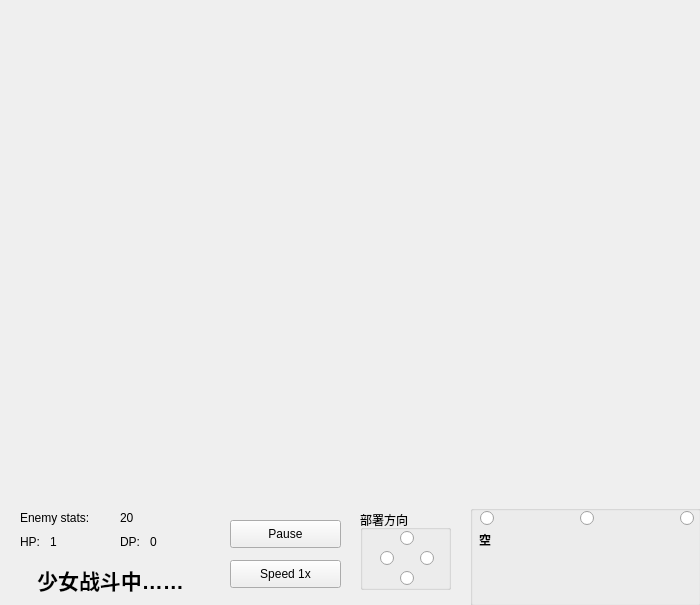
Before: the Qt Designer form map.ui in Heart-tide/proj-arknights, drawn with Qt 5.
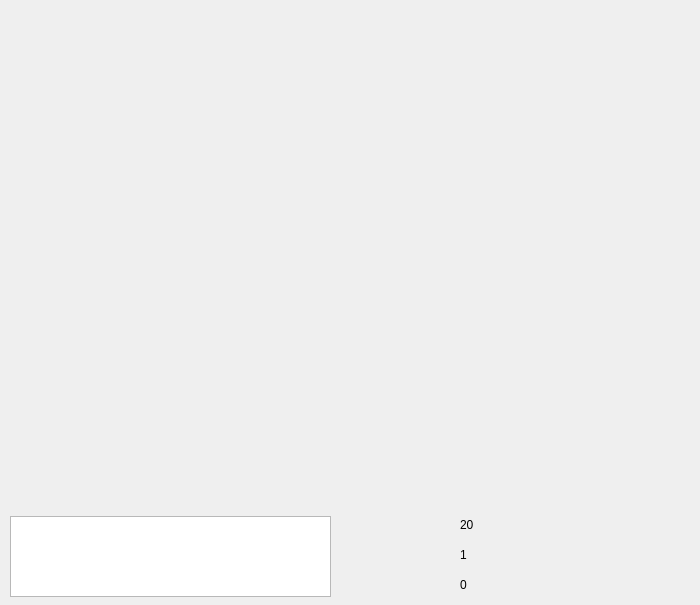
After: the same form once the commit is applied. Icons and pictures are not drawn.

What changed in the file:
```diff
--- a/map.ui
+++ b/map.ui
@@ -13,258 +13,101 @@
   <property name="windowTitle">
    <string>Form</string>
   </property>
-  <widget class="QLabel" name="photo_kroos">
-   <property name="geometry">
-    <rect>
-     <x>600</x>
-     <y>505</y>
-     <width>100</width>
-     <height>100</height>
-    </rect>
-   </property>
-   <property name="styleSheet">
-    <string notr="true">image: url(:/res/photo/Irene.png);</string>
-   </property>
-   <property name="text">
-    <string/>
-   </property>
-  </widget>
-  <widget class="QLabel" name="photo_irene">
-   <property name="geometry">
-    <rect>
-     <x>500</x>
-     <y>505</y>
-     <width>100</width>
-     <height>100</height>
-    </rect>
-   </property>
-   <property name="styleSheet">
-    <string notr="true">image: url(:/res/photo/Kroos.png);</string>
-   </property>
-   <property name="text">
-    <string/>
-   </property>
-  </widget>
-  <widget class="QGroupBox" name="groupBox">
-   <property name="geometry">
-    <rect>
-     <x>470</x>
-     <y>505</y>
-     <width>231</width>
-     <height>101</height>
-    </rect>
-   </property>
-   <property name="title">
-    <string/>
-   </property>
-   <widget class="QRadioButton" name="button_irene">
-    <property name="geometry">
-     <rect>
-      <x>210</x>
-      <y>5</y>
-      <width>16</width>
-      <height>16</height>
-     </rect>
-    </property>
-    <property name="text">
-     <string/>
-    </property>
-   </widget>
-   <widget class="QRadioButton" name="button_kroos">
-    <property name="geometry">
-     <rect>
-      <x>110</x>
-      <y>5</y>
-      <width>16</width>
-      <height>16</height>
-     </rect>
-    </property>
-    <property name="text">
-     <string/>
-    </property>
-   </widget>
-   <widget class="QRadioButton" name="button_empty">
-    <property name="geometry">
-     <rect>
-      <x>10</x>
-      <y>5</y>
-      <width>16</width>
-      <height>16</height>
-     </rect>
-    </property>
-    <property name="text">
-     <string/>
-    </property>
-   </widget>
-   <widget class="QLabel" name="label">
-    <property name="geometry">
-     <rect>
-      <x>5</x>
-      <y>20</y>
-      <width>20</width>
-      <height>30</height>
-     </rect>
-    </property>
-    <property name="text">
-     <string>&lt;html&gt;&lt;head/&gt;&lt;body&gt;&lt;p align=&quot;center&quot;&gt;&lt;span style=&quot; font-weight:600;&quot;&gt;空&lt;/span&gt;&lt;/p&gt;&lt;/body&gt;&lt;/html&gt;</string>
-    </property>
-   </widget>
-  </widget>
-  <widget class="QGroupBox" name="groupBox_2">
-   <property name="geometry">
-    <rect>
-     <x>360</x>
-     <y>510</y>
-     <width>91</width>
-     <height>80</height>
-    </rect>
-   </property>
-   <property name="title">
-    <string>部署方向</string>
-   </property>
-   <widget class="QRadioButton" name="button_right">
-    <property name="geometry">
-     <rect>
-      <x>60</x>
-      <y>40</y>
-      <width>16</width>
-      <height>16</height>
-     </rect>
-    </property>
-    <property name="text">
-     <string/>
-    </property>
-   </widget>
-   <widget class="QRadioButton" name="button_left">
-    <property name="geometry">
-     <rect>
-      <x>20</x>
-      <y>40</y>
-      <width>16</width>
-      <height>16</height>
-     </rect>
-    </property>
-    <property name="text">
-     <string/>
-    </property>
-   </widget>
-   <widget class="QRadioButton" name="button_down">
-    <property name="geometry">
-     <rect>
-      <x>40</x>
-      <y>60</y>
-      <width>16</width>
-      <height>16</height>
-     </rect>
-    </property>
-    <property name="text">
-     <string/>
-    </property>
-   </widget>
-   <widget class="QRadioButton" name="button_up">
-    <property name="geometry">
-     <rect>
-      <x>40</x>
-      <y>20</y>
-      <width>16</width>
-      <height>16</height>
-     </rect>
-    </property>
-    <property name="text">
-     <string/>
-    </property>
-   </widget>
-  </widget>
-  <widget class="QLabel" name="label_state">
-   <property name="geometry">
-    <rect>
-     <x>10</x>
-     <y>560</y>
-     <width>201</width>
-     <height>41</height>
-    </rect>
-   </property>
-   <property name="text">
-    <string>&lt;html&gt;&lt;head/&gt;&lt;body&gt;&lt;p align=&quot;center&quot;&gt;&lt;span style=&quot; font-size:16pt; font-weight:600;&quot;&gt;少女战斗中……&lt;/span&gt;&lt;/p&gt;&lt;/body&gt;&lt;/html&gt;</string>
-   </property>
-  </widget>
   <widget class="QPushButton" name="push_pause">
    <property name="geometry">
     <rect>
-     <x>230</x>
-     <y>520</y>
-     <width>111</width>
-     <height>28</height>
+     <x>360</x>
+     <y>510</y>
+     <width>41</width>
+     <height>41</height>
     </rect>
    </property>
+   <property name="styleSheet">
+    <string notr="true">image: url(:/res/photo/stop.png);</string>
+   </property>
    <property name="text">
-    <string>Pause</string>
+    <string/>
    </property>
    <property name="autoDefault">
     <bool>false</bool>
    </property>
    <property name="flat">
-    <bool>false</bool>
+    <bool>true</bool>
    </property>
   </widget>
   <widget class="QLabel" name="label_3">
    <property name="geometry">
     <rect>
-     <x>20</x>
+     <x>420</x>
      <y>510</y>
-     <width>100</width>
-     <height>16</height>
+     <width>31</width>
+     <height>31</height>
     </rect>
    </property>
+   <property name="styleSheet">
+    <string notr="true">image: url(:/res/photo/enemy_stats.png);</string>
+   </property>
    <property name="text">
-    <string>Enemy stats:</string>
+    <string/>
    </property>
   </widget>
   <widget class="QLabel" name="label_4">
    <property name="geometry">
     <rect>
-     <x>20</x>
-     <y>534</y>
+     <x>420</x>
+     <y>540</y>
      <width>31</width>
-     <height>16</height>
+     <height>31</height>
     </rect>
    </property>
+   <property name="styleSheet">
+    <string notr="true">image: url(:/res/photo/hp.png);</string>
+   </property>
    <property name="text">
-    <string>HP:</string>
+    <string/>
    </property>
   </widget>
   <widget class="QPushButton" name="push_speed">
    <property name="geometry">
     <rect>
-     <x>230</x>
+     <x>360</x>
      <y>560</y>
-     <width>111</width>
-     <height>28</height>
+     <width>41</width>
+     <height>41</height>
     </rect>
    </property>
+   <property name="styleSheet">
+    <string notr="true">image: url(:/res/photo/speed_1x.png);</string>
+   </property>
    <property name="text">
-    <string>Speed 1x</string>
+    <string/>
+   </property>
+   <property name="flat">
+    <bool>true</bool>
    </property>
   </widget>
   <widget class="QLabel" name="label_5">
    <property name="geometry">
     <rect>
-     <x>120</x>
-     <y>534</y>
-     <width>31</width>
-     <height>16</height>
+     <x>425</x>
+     <y>575</y>
+     <width>21</width>
+     <height>21</height>
     </rect>
    </property>
+   <property name="styleSheet">
+    <string notr="true">image: url(:/res/photo/dp.png);</string>
+   </property>
    <property name="text">
-    <string>DP:</string>
+    <string/>
    </property>
   </widget>
   <widget class="QLabel" name="label_enemy_stats">
    <property name="geometry">
     <rect>
-     <x>120</x>
-     <y>510</y>
-     <width>81</width>
+     <x>460</x>
+     <y>517</y>
+     <width>31</width>
      <height>16</height>
     </rect>
    </property>
@@ -275,9 +118,9 @@
   <widget class="QLabel" name="label_hp">
    <property name="geometry">
     <rect>
-     <x>50</x>
-     <y>534</y>
-     <width>61</width>
+     <x>460</x>
+     <y>547</y>
+     <width>31</width>
      <height>16</height>
     </rect>
    </property>
@@ -288,9 +131,9 @@
   <widget class="QLabel" name="label_dp">
    <property name="geometry">
     <rect>
-     <x>150</x>
-     <y>534</y>
-     <width>51</width>
+     <x>460</x>
+     <y>577</y>
+     <width>31</width>
      <height>16</height>
     </rect>
    </property>
@@ -298,6 +141,66 @@
     <string>0</string>
    </property>
   </widget>
+  <widget class="QPushButton" name="photo_irene">
+   <property name="geometry">
+    <rect>
+     <x>600</x>
+     <y>505</y>
+     <width>100</width>
+     <height>100</height>
+    </rect>
+   </property>
+   <property name="styleSheet">
+    <string notr="true">image: url(:/res/photo/Irene.png);</string>
+   </property>
+   <property name="text">
+    <string/>
+   </property>
+   <property name="flat">
+    <bool>true</bool>
+   </property>
+  </widget>
+  <widget class="QPushButton" name="photo_kroos">
+   <property name="geometry">
+    <rect>
+     <x>500</x>
+     <y>505</y>
+     <width>100</width>
+     <height>100</height>
+    </rect>
+   </property>
+   <property name="styleSheet">
+    <string notr="true">image: url(:/res/photo/Kroos.png);</string>
+   </property>
+   <property name="text">
+    <string/>
+   </property>
+   <property name="flat">
+    <bool>true</bool>
+   </property>
+  </widget>
+  <widget class="QPlainTextEdit" name="text_log">
+   <property name="geometry">
+    <rect>
+     <x>10</x>
+     <y>516</y>
+     <width>321</width>
+     <height>81</height>
+    </rect>
+   </property>
+   <property name="verticalScrollBarPolicy">
+    <enum>Qt::ScrollBarAlwaysOff</enum>
+   </property>
+   <property name="horizontalScrollBarPolicy">
+    <enum>Qt::ScrollBarAlwaysOff</enum>
+   </property>
+   <property name="readOnly">
+    <bool>true</bool>
+   </property>
+   <property name="overwriteMode">
+    <bool>false</bool>
+   </property>
+  </widget>
  </widget>
  <resources/>
  <connections/>
```
Left out of the diff: 6 changed lines with no effect on the pictures.
